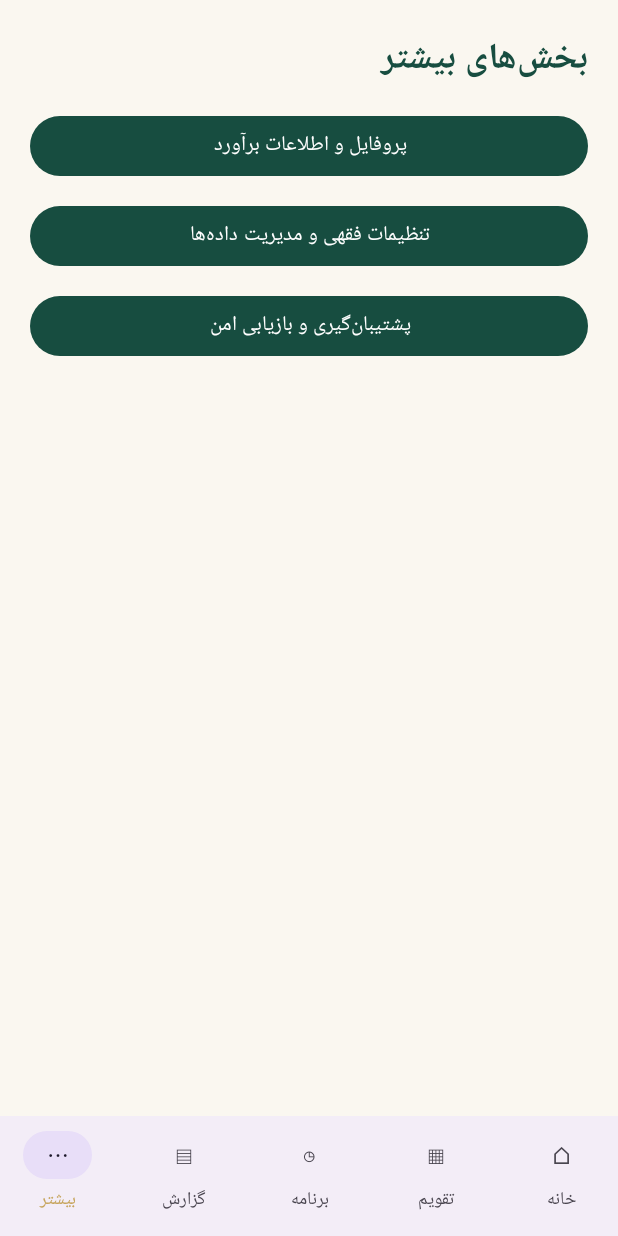
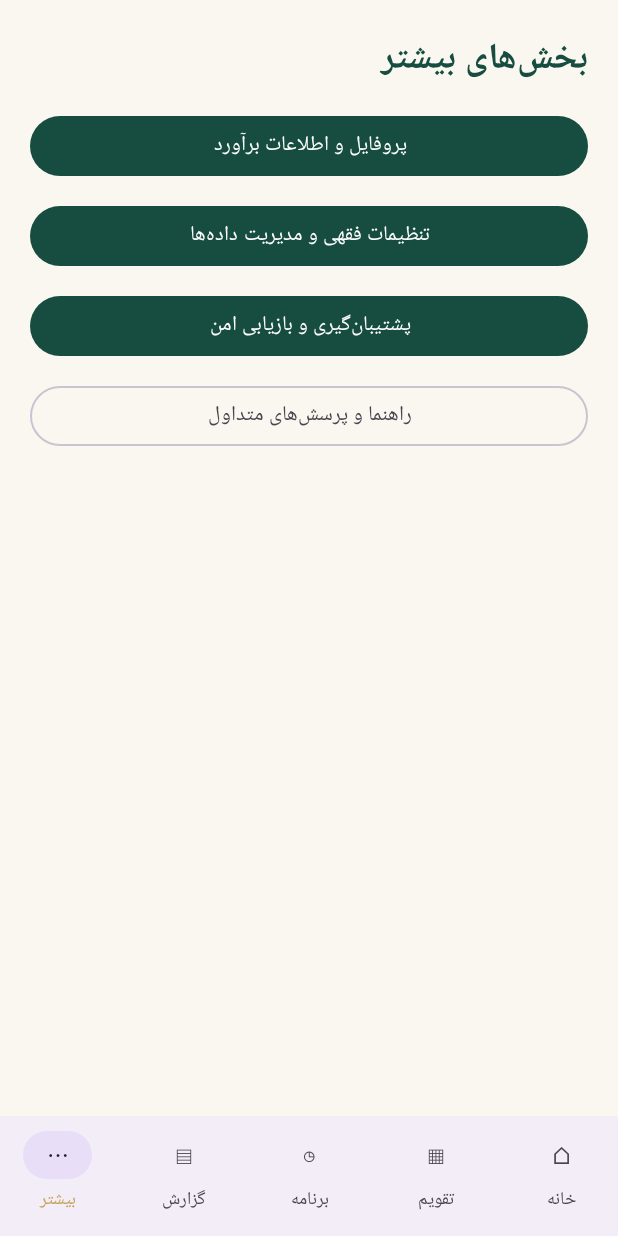
Before and after one commit to mohammad37496/Missed-Prayers-and-Fasts-Calculator, an Android app built with Jetpack Compose: the screen it shows after launch (MainActivity), item 5 of the bottom bar chosen, on a phone screen of 412 x 824 dp. Run offline under Robolectric (Android 15) with nearby library versions, the phone set to English and light mode, and no system bars; our stand-ins replace Room's generated code; libraries missing offline, so code that uses them is left out: net.zetetic.database; 14 statements that could not run were skipped.

Commit message:
feat: add offline product help guide

```diff
--- a/app/src/main/java/ir/hirmand/missedprayers/ui/HomeScreen.kt
+++ b/app/src/main/java/ir/hirmand/missedprayers/ui/HomeScreen.kt
@@ -176,7 +176,8 @@ fun HomeScreen(viewModel: DebtViewModel) {
                             }
                         }
                         "reports" -> ReportsScreen(prayers, fasting, viewModel.allRecords.collectAsState().value)
-                        "more" -> MoreScreen(onProfile = { selectedTab = "profile" }, onFiqh = { selectedTab = "settings" }, onBackup = { selectedTab = "backup" })
+                        "more" -> MoreScreen(onProfile = { selectedTab = "profile" }, onFiqh = { selectedTab = "settings" }, onBackup = { selectedTab = "backup" }, onHelp = { selectedTab = "help" })
+                        "help" -> HelpScreen()
                         "profile" -> ProfileScreen(profile, periods, { value -> viewModel.saveProfile(value) { error = it } },
                             { kind, start, end, note -> viewModel.addExcusePeriod(kind, start, end, note) { error = it } }, viewModel::deleteExcusePeriod,
                             { prayerDays, fastingDays -> viewModel.applyRawDateEstimate(prayerDays, fastingDays) { error = it }; selectedTab = "dashboard" })
--- a/app/src/main/java/ir/hirmand/missedprayers/ui/ProductScreens.kt
+++ b/app/src/main/java/ir/hirmand/missedprayers/ui/ProductScreens.kt
@@ -491,12 +491,68 @@ fun BackupScreen(status: String?, onCreate: (String) -> Unit, onRestore: (String
 }
 
 @Composable
-fun MoreScreen(onProfile: () -> Unit, onFiqh: () -> Unit, onBackup: () -> Unit) {
+fun MoreScreen(onProfile: () -> Unit, onFiqh: () -> Unit, onBackup: () -> Unit, onHelp: () -> Unit) {
     Column(Modifier.fillMaxSize().padding(20.dp), verticalArrangement = Arrangement.spacedBy(12.dp)) {
         Text("بخش‌های بیشتر", style = MaterialTheme.typography.headlineSmall, fontWeight = FontWeight.Bold, color = MaterialTheme.colorScheme.primary)
         Button(onClick = onProfile, modifier = Modifier.fillMaxWidth()) { Text("پروفایل و اطلاعات برآورد") }
         Button(onClick = onFiqh, modifier = Modifier.fillMaxWidth()) { Text("تنظیمات فقهی و مدیریت داده‌ها") }
         Button(onClick = onBackup, modifier = Modifier.fillMaxWidth()) { Text("پشتیبان‌گیری و بازیابی امن") }
+        OutlinedButton(onClick = onHelp, modifier = Modifier.fillMaxWidth()) { Text("راهنما و پرسش‌های متداول") }
+    }
+}
+
+@Composable
+fun HelpScreen() {
+    LazyColumn(Modifier.fillMaxSize().padding(18.dp), verticalArrangement = Arrangement.spacedBy(12.dp)) {
+        item { Text("راهنمای استفاده", style = MaterialTheme.typography.headlineSmall, fontWeight = FontWeight.Bold, color = MaterialTheme.colorScheme.primary) }
+        item {
+            Card {
+                Column(Modifier.fillMaxWidth().padding(14.dp), verticalArrangement = Arrangement.spacedBy(6.dp)) {
+                    Text("۱. ثبت برآورد اولیه", fontWeight = FontWeight.Bold)
+                    Text("در پروفایل، اطلاعات لازم و بازه تقریبی را وارد کنید. برآورد حاصل تخمینی برای برنامه‌ریزی شخصی است؛ می‌توانید آن را اصلاح کنید و تعدادهای انجام‌شده و سوابق عذرها حفظ می‌شوند.")
+                }
+            }
+        }
+        item {
+            Card {
+                Column(Modifier.fillMaxWidth().padding(14.dp), verticalArrangement = Arrangement.spacedBy(6.dp)) {
+                    Text("۲. ثبت انجام نماز و روزه", fontWeight = FontWeight.Bold)
+                    Text("از صفحه خانه، نوع نماز یا روزه و تعداد را ثبت کنید. اصلاح‌های بعدی در تاریخچه می‌مانند. بازگردانی فقط وقتی انجام می‌شود که وضعیت فعلی هنوز با همان ثبت سازگار باشد.")
+                }
+            }
+        }
+        item {
+            Card {
+                Column(Modifier.fillMaxWidth().padding(14.dp), verticalArrangement = Arrangement.spacedBy(6.dp)) {
+                    Text("۳. برنامه‌ریزی و یادآورها", fontWeight = FontWeight.Bold)
+                    Text("در صفحه برنامه، هدف روزانه و روزهای فعال را انتخاب کنید. برای نمایش اعلان باید مجوز اعلان اندروید فعال باشد؛ محدودیت باتری یا حالت Doze ممکن است زمان اعلان را جابه‌جا کند.")
+                }
+            }
+        }
+        item {
+            Card {
+                Column(Modifier.fillMaxWidth().padding(14.dp), verticalArrangement = Arrangement.spacedBy(6.dp)) {
+                    Text("۴. تقویم و تاریخ‌ها", fontWeight = FontWeight.Bold)
+                    Text("تقویم برنامه تاریخ شمسی، میلادی و قمری محاسباتی را کنار هم نشان می‌دهد. تاریخ قمری محاسباتی ممکن است با رؤیت هلال یا تقویم رسمی محل زندگی متفاوت باشد.")
+                }
+            }
+        }
+        item {
+            Card {
+                Column(Modifier.fillMaxWidth().padding(14.dp), verticalArrangement = Arrangement.spacedBy(6.dp)) {
+                    Text("۵. نسخه پشتیبان", fontWeight = FontWeight.Bold)
+                    Text("فایل پشتیبان با گذرواژه‌ای که خودتان تعیین می‌کنید رمزگذاری می‌شود. گذرواژه را خارج از دستگاه در جای امن نگه دارید؛ بدون آن بازیابی ممکن نیست. پیش از بازیابی، جایگزینی کامل اطلاعات فعلی را بررسی کنید.")
+                }
+            }
+        }
+        item {
+            Card(colors = CardDefaults.cardColors(containerColor = MaterialTheme.colorScheme.secondaryContainer)) {
+                Column(Modifier.fillMaxWidth().padding(14.dp), verticalArrangement = Arrangement.spacedBy(6.dp)) {
+                    Text("یادآوری فقهی مهم", fontWeight = FontWeight.Bold)
+                    Text("این برنامه ابزار ثبت و برآورد شخصی است، نه مرجع صدور فتوا. تا زمانی که مرجع تقلید انتخاب و قواعد رسمی او با منبع قابل‌ردیابی بررسی نشده باشند، درباره عادت ماهانه، نفاس، کفاره، فدیه یا مقدار شرعی بدهی حکم قطعی صادر نمی‌شود.")
+                }
+            }
+        }
     }
 }
 
```
Also changed, not shown: 1 other file.
